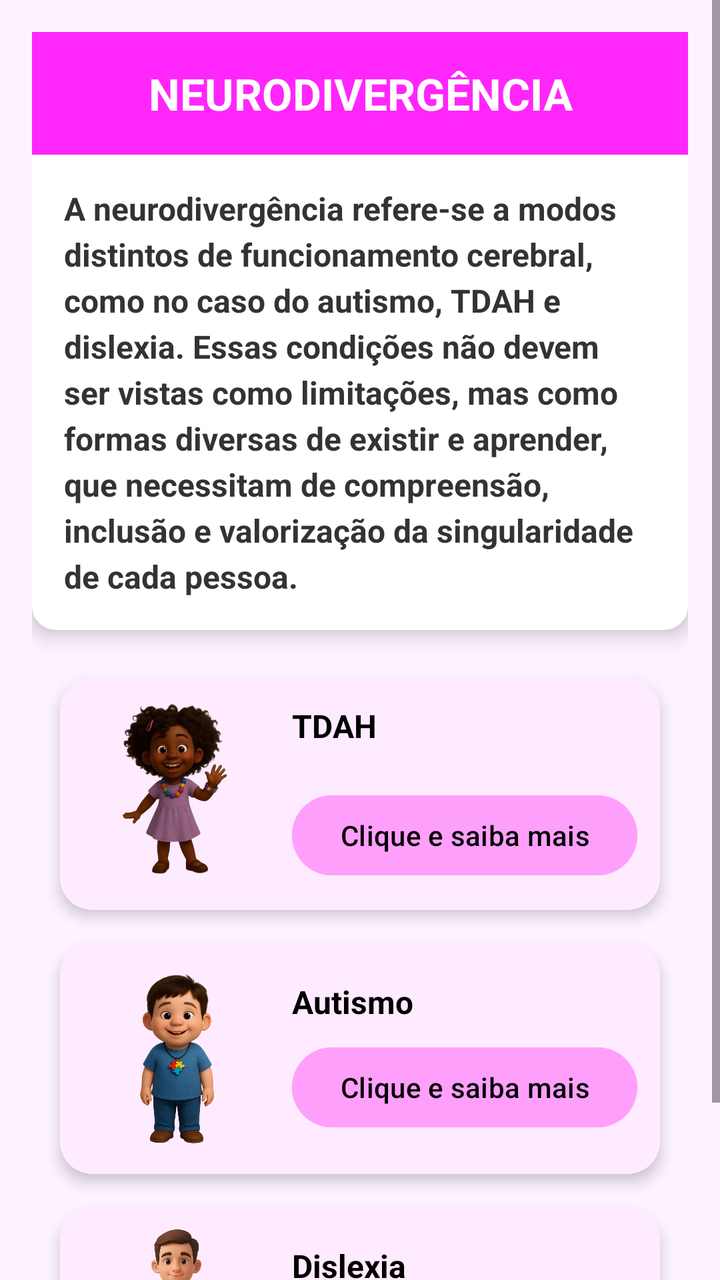
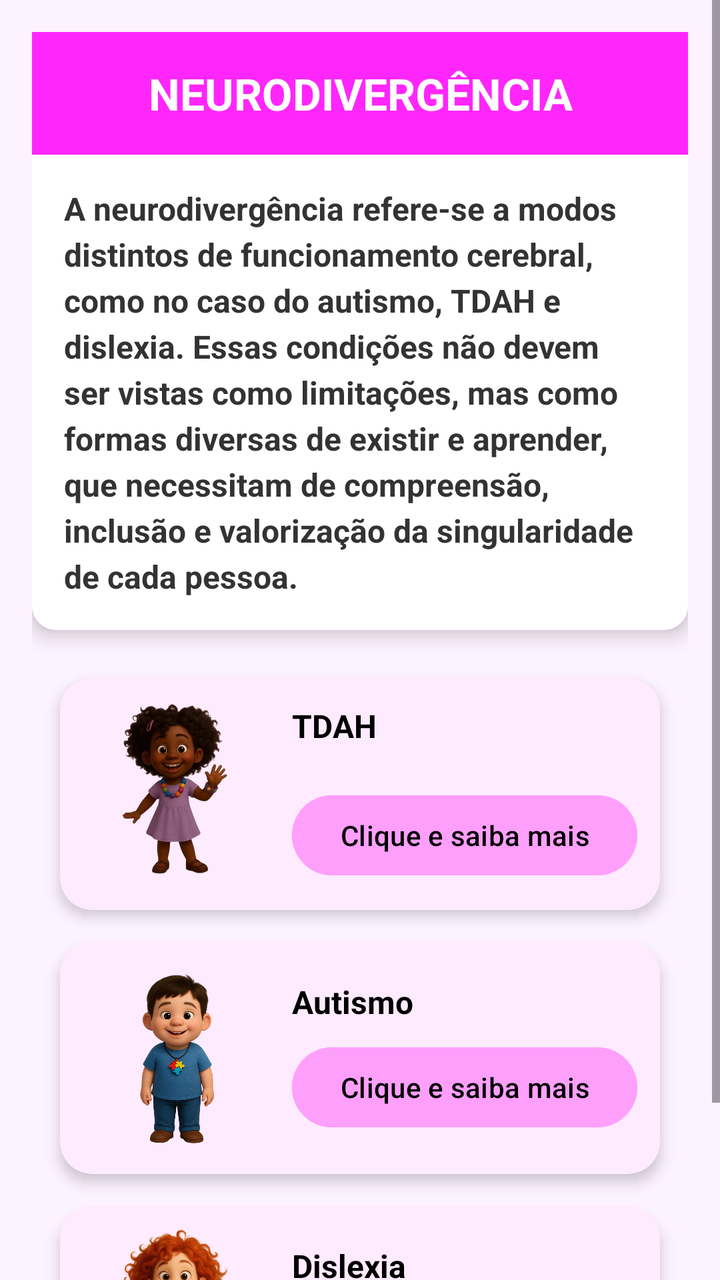

Two renders of the same Android screen: before a commit and after it. Below are the layout's source before the change and the commit's diff.
<!-- AndroidManifest.xml: application theme Theme.CF -->
<!-- res/layout/activity_tela_neurodivergentes.xml -->
<?xml version="1.0" encoding="utf-8"?>
<ScrollView xmlns:android="http://schemas.android.com/apk/res/android"
    xmlns:tools="http://schemas.android.com/tools"
    xmlns:app="http://schemas.android.com/apk/res-auto"
    android:layout_width="match_parent"
    android:layout_height="match_parent"
    android:background="#FDF2FF"
    tools:context=".TelaNeurodivergentes">

    <LinearLayout
        android:orientation="vertical"
        android:padding="16dp"
        android:layout_width="match_parent"
        android:layout_height="wrap_content">

        
        <LinearLayout
            android:layout_width="match_parent"
            android:layout_height="wrap_content"
            android:background="@drawable/card_background"
            android:elevation="6dp"
            android:orientation="vertical"
            android:padding="0dp">

            
            <TextView
                android:id="@+id/titulo"
                android:layout_width="match_parent"
                android:layout_height="wrap_content"
                android:text="NEURODIVERGÊNCIA"
                android:textColor="#FFFFFF"
                android:textSize="22sp"
                android:gravity="center"
                android:padding="16dp"
                android:background="#FF26FB"
                android:textStyle="bold" />

            
            <TextView
                android:id="@+id/textoExplicativo"
                android:layout_width="match_parent"
                android:layout_height="wrap_content"
                android:padding="16dp"
                android:textStyle="bold"
                android:text="A neurodivergência refere-se a modos distintos de funcionamento cerebral, como no caso do autismo, TDAH e dislexia. Essas condições não devem ser vistas como limitações, mas como formas diversas de existir e aprender, que necessitam de compreensão, inclusão e valorização da singularidade de cada pessoa."
                android:textColor="#333333"
                android:textSize="16sp"
                android:lineSpacingExtra="4dp" />
        </LinearLayout>

        
        <LinearLayout
            android:layout_width="match_parent"
            android:layout_height="wrap_content"
            android:gravity="center_horizontal"
            android:orientation="vertical"
            android:paddingTop="16dp">

            
            <androidx.cardview.widget.CardView
                app:cardCornerRadius="16dp"
                app:cardElevation="4dp"
                android:layout_width="300dp"
                android:layout_height="wrap_content"
                android:layout_margin="8dp"
                android:backgroundTint="#FFEBFF">

                <LinearLayout
                    android:layout_width="match_parent"
                    android:layout_height="wrap_content"
                    android:gravity="center_vertical"
                    android:orientation="horizontal"
                    android:padding="8dp">

                    <ImageView
                        android:layout_width="100dp"
                        android:layout_height="100dp"
                        android:scaleType="fitCenter"
                        android:src="@drawable/tdah" />

                    <LinearLayout
                        android:layout_width="0dp"
                        android:layout_height="wrap_content"
                        android:layout_weight="1"
                        android:gravity="center_vertical"
                        android:orientation="vertical"
                        android:paddingStart="8dp">

                        <TextView
                            android:layout_width="wrap_content"
                            android:layout_height="wrap_content"
                            android:layout_marginBottom="20dp"
                            android:text="TDAH"
                            android:textColor="#000000"
                            android:textSize="16sp"
                            android:textStyle="bold" />

                        <Button
                            android:layout_width="wrap_content"
                            android:layout_height="wrap_content"
                            android:backgroundTint="#FF9FFC"
                            android:onClick="abrirTDAH"
                            android:text="Clique e saiba mais"
                            android:textAllCaps="false"
                            android:textColor="#000000" />

                    </LinearLayout>
                </LinearLayout>
            </androidx.cardview.widget.CardView>

            
            <androidx.cardview.widget.CardView
                app:cardCornerRadius="16dp"
                app:cardElevation="4dp"
                android:layout_width="300dp"
                android:layout_height="wrap_content"
                android:layout_margin="8dp"
                android:backgroundTint="#FFEBFF">

                <LinearLayout
                    android:layout_width="match_parent"
                    android:layout_height="wrap_content"
                    android:gravity="center_vertical"
                    android:orientation="horizontal"
                    android:padding="8dp">

                    <ImageView
                        android:layout_width="100dp"
                        android:layout_height="100dp"
                        android:scaleType="fitCenter"
                        android:src="@drawable/autismo" />

                    <LinearLayout
                        android:layout_width="0dp"
                        android:layout_height="wrap_content"
                        android:layout_weight="1"
                        android:gravity="center_vertical"
                        android:orientation="vertical"
                        android:paddingStart="8dp">

                        <TextView
                            android:layout_width="wrap_content"
                            android:layout_height="wrap_content"
                            android:layout_marginBottom="8dp"
                            android:text="Autismo"
                            android:textColor="#000000"
                            android:textSize="16sp"
                            android:textStyle="bold" />

                        <Button
                            android:layout_width="wrap_content"
                            android:layout_height="wrap_content"
                            android:backgroundTint="#FF9FFC"
                            android:onClick="abrirAutismo"
                            android:text="Clique e saiba mais"
                            android:textAllCaps="false"
                            android:textColor="#000000" />
                    </LinearLayout>
                </LinearLayout>
            </androidx.cardview.widget.CardView>

            
            <androidx.cardview.widget.CardView
                app:cardCornerRadius="16dp"
                app:cardElevation="4dp"
                android:layout_width="300dp"
                android:layout_height="wrap_content"
                android:layout_margin="8dp"
                android:backgroundTint="#FFEBFF">

                <LinearLayout
                    android:layout_width="match_parent"
                    android:layout_height="wrap_content"
                    android:gravity="center_vertical"
                    android:orientation="horizontal"
                    android:padding="8dp">

                    <ImageView
                        android:layout_width="100dp"
                        android:layout_height="100dp"
                        android:scaleType="fitCenter"
                        android:src="@drawable/plegia" />

                    <LinearLayout
                        android:layout_width="0dp"
                        android:layout_height="wrap_content"
                        android:layout_weight="1"
                        android:gravity="center_vertical"
                        android:orientation="vertical"
                        android:paddingStart="8dp">

                        <TextView
                            android:layout_width="wrap_content"
                            android:layout_height="wrap_content"
                            android:layout_marginBottom="8dp"
                            android:text="Dislexia"
                            android:textColor="#000000"
                            android:textSize="16sp"
                            android:textStyle="bold" />

                        <Button
                            android:layout_width="wrap_content"
                            android:layout_height="wrap_content"
                            android:backgroundTint="#FF9FFC"
                            android:onClick="abrirDislexia"
                            android:text="Clique e saiba mais"
                            android:textAllCaps="false"
                            android:textColor="#000000" />
                    </LinearLayout>
                </LinearLayout>
            </androidx.cardview.widget.CardView>

        </LinearLayout>

    </LinearLayout>
</ScrollView>
<!-- resources referenced by this layout -->
<resources>
  <!-- drawable autismo: png bitmap (drawable, 464215 bytes) -->
  <!-- drawable card_background (drawable) -->
  <?xml version="1.0" encoding="utf-8"?>
  <shape xmlns:android="http://schemas.android.com/apk/res/android"
      android:shape="rectangle">
      <solid android:color="#FFFFFF" />
      <corners android:radius="12dp" />
  </shape>
  <!-- drawable plegia: png bitmap (drawable, 463661 bytes) -->
  <!-- drawable tdah: png bitmap (drawable, 220454 bytes) -->
  <style name="Theme.CF" parent="Base.Theme.CF" />
  <style name="Base.Theme.CF" parent="Theme.Material3.DayNight.NoActionBar">
          
          
      </style>
</resources>

<!-- the commit's change to res/layout/activity_tela_neurodivergentes.xml (unified diff, before → after) -->
@@ -179,7 +179,7 @@
                         android:layout_width="100dp"
                         android:layout_height="100dp"
                         android:scaleType="fitCenter"
-                        android:src="@drawable/plegia" />
+                        android:src="@drawable/dislexia" />
 
                     <LinearLayout
                         android:layout_width="0dp"
<!-- resource entries referenced after the edit -->
@@ -8,7 +8,7 @@
       <solid android:color="#FFFFFF" />
       <corners android:radius="12dp" />
   </shape>
-  <!-- drawable plegia: png bitmap (drawable, 463661 bytes) -->
+  <!-- drawable dislexia: png bitmap (drawable, 277489 bytes) -->
   <!-- drawable tdah: png bitmap (drawable, 220454 bytes) -->
   <style name="Theme.CF" parent="Base.Theme.CF" />
   <style name="Base.Theme.CF" parent="Theme.Material3.DayNight.NoActionBar">
